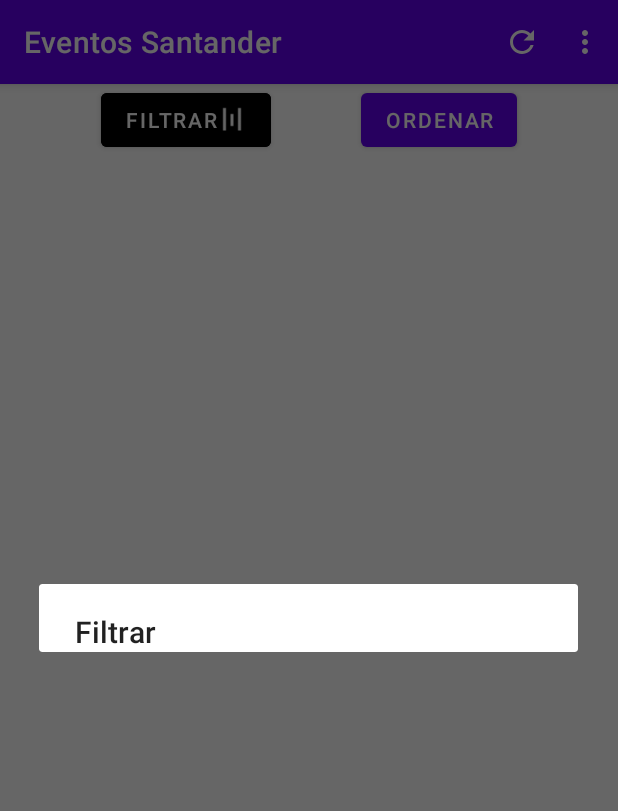
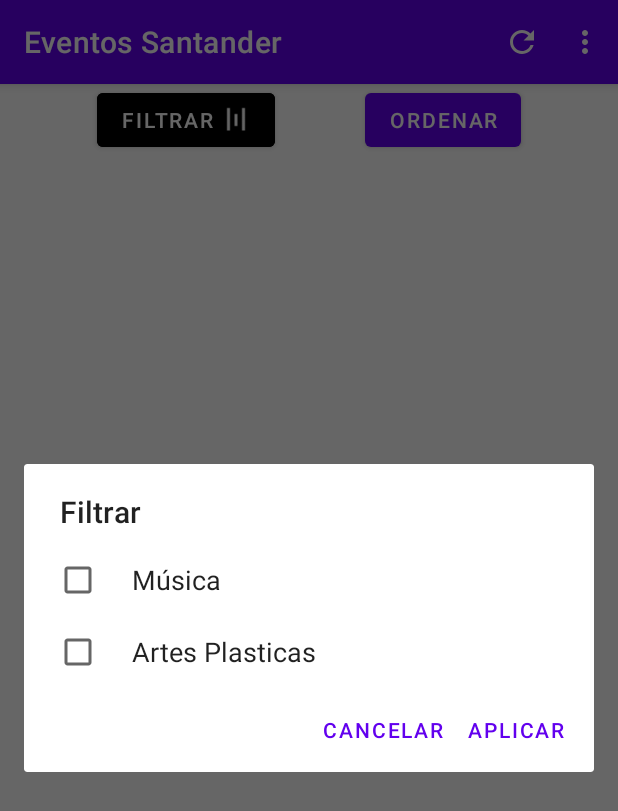
Before and after one commit to isunican/App-EventosSantander-Grupo3, an Android app: the screen it shows after launch (EventsActivity), after a tap on "FILTRAR", on a phone screen of 412 x 824 dp. Shown: the top 811 px of the screen. Run offline under Robolectric (Android 15) with nearby library versions, the phone set to English and light mode, and no system bars; libraries missing offline, so code that uses them is left out: androidx.test.espresso; 2 statements that could not run were skipped.

Commit message:
Implementada vista de seleccion multiple(se muestra bien), falta por implementar la logica de filtrado en el presenter

```diff
--- a/AndroidProject/app/src/main/java/com/isunican/eventossantander/model/EventsRepository.java
+++ b/AndroidProject/app/src/main/java/com/isunican/eventossantander/model/EventsRepository.java
@@ -21,7 +21,7 @@
     /**
      * The data source URL can be modified. This is useful for tests.
      */
-    private static EventsAPIService.Source source = EventsAPIService.Source.UNICAN;
+    private static EventsAPIService.Source source = EventsAPIService.Source.AYTO;
 
     /*
     Problem: in some UI Tests, the tests fails because Espresso does not wait until the data
--- a/AndroidProject/app/src/main/java/com/isunican/eventossantander/presenter/events/EventsPresenter.java
+++ b/AndroidProject/app/src/main/java/com/isunican/eventossantander/presenter/events/EventsPresenter.java
@@ -1,4 +1,5 @@
 package com.isunican.eventossantander.presenter.events;
+
 
 import com.isunican.eventossantander.model.Event;
 import com.isunican.eventossantander.model.EventsRepository;
@@ -74,4 +75,9 @@
         cachedEventsOrdenados = cachedEvents;
         view.onEventsLoaded(cachedEventsOrdenados);
     }
+
+    @Override
+    public void onFiltrarClicked(List<String> checkboxSeleccionados){
+
+    }
 }
--- a/AndroidProject/app/src/main/java/com/isunican/eventossantander/view/events/EventsActivity.java
+++ b/AndroidProject/app/src/main/java/com/isunican/eventossantander/view/events/EventsActivity.java
@@ -4,6 +4,7 @@
 import androidx.appcompat.app.AlertDialog;
 import androidx.appcompat.app.AppCompatActivity;
 
+import android.content.DialogInterface;
 import android.content.Intent;
 import android.os.Bundle;
 import android.view.Menu;
@@ -29,6 +30,9 @@
     private EventArrayAdapter adapter;
 
     private Button btnFiltrar;
+
+    private List<String> tipostotales;
+    private List<String> tiposSeleccionados;
 
     @Override
     protected void onCreate(Bundle savedInstanceState) {
@@ -117,8 +121,12 @@
 
     @Override
     public AlertDialog onFilterAlertDialog(){
-        //Creamos una lista donde meter los eventos que cumplan el filtro
-        List eventosFiltrados = new ArrayList<Event>();
+        //Creamos dos listas donde tenemos los tipos de evento, y los tipos marcados para filtrar
+        tipostotales = new ArrayList<String>();
+        anhadirTiposeventos(tipostotales);
+        tipostotales.toArray(new String[tipostotales.size()]);
+
+        tiposSeleccionados = new ArrayList<String>();
 
         //Creamos una AlertDialog
         AlertDialog.Builder builder = new AlertDialog.Builder(this);
@@ -127,9 +135,41 @@
         builder.setTitle("Filtrar");
 
         //Creamos los elementos de la seleccion de tipo multiple
-        //builder.setMultiChoiceItems();
+        builder.setMultiChoiceItems(tipostotales.toArray(new String[tipostotales.size()]), null, new DialogInterface.OnMultiChoiceClickListener(){
+            @Override
+            public void onClick(DialogInterface dialog, int which,
+                                boolean estaMarcado) {
+                if (estaMarcado) {
+                    // If the user checked the item, add it to the selected items
+                    tiposSeleccionados.add(tipostotales.get(which));
+                } else if (tiposSeleccionados.contains(which)) {
+                    // Else, if the item is already in the array, remove it
+                    tiposSeleccionados.remove(which);
+                }
+            }
+        });
+
+
+        //Creamos el boton de aplicar
+        builder.setPositiveButton("Aplicar", new DialogInterface.OnClickListener() {
+            @Override
+            public void onClick(DialogInterface dialogInterface, int i) {
+                presenter.onFiltrarClicked(tiposSeleccionados);
+            }
+        });
+        builder.setNegativeButton("Cancelar",  new DialogInterface.OnClickListener(){
+            @Override
+            public void onClick(DialogInterface dialogInterface, int i) {
+
+            }
+        });
 
         return builder.create();
     }
 
+    public void anhadirTiposeventos(List<String> tipostotales){
+        tipostotales.add("Música");
+        tipostotales.add("Artes Plasticas");
+    }
+
 }
--- a/AndroidProject/app/src/main/java/com/isunican/eventossantander/view/events/IEventsContract.java
+++ b/AndroidProject/app/src/main/java/com/isunican/eventossantander/view/events/IEventsContract.java
@@ -6,6 +6,7 @@
 
 import com.isunican.eventossantander.model.Event;
 
+import java.util.ArrayList;
 import java.util.List;
 
 public interface IEventsContract {
@@ -21,6 +22,8 @@
         void onOrdenarCategoriaAscendenteClicked();
 
         void onOrdenarCategoriaDescendenteClicked();
+
+        void onFiltrarClicked(List<String> checkboxSeleccionados);
 
     }
 
--- a/AndroidProject/app/src/main/res/layout/activity_main.xml
+++ b/AndroidProject/app/src/main/res/layout/activity_main.xml
@@ -27,7 +27,7 @@
                 android:drawableTint="#FBFBFB"
                 android:onClick="onClick"
                 android:text="@string/filtrar"
-                app:iconPadding="0dp"
+                app:iconPadding="5dp"
                 app:iconTint="@color/black"
                 app:layout_constraintBottom_toBottomOf="parent"
                 app:layout_constraintEnd_toStartOf="@+id/btn_ordenar"
```
